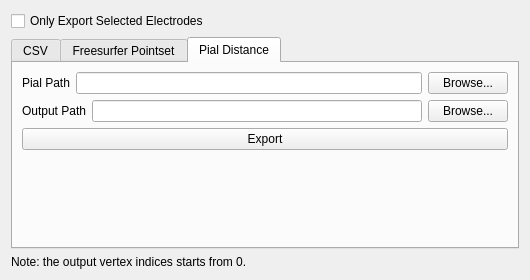
This is app/ui/export_dialog.ui in towle-lab/electrode-registration-app as Qt 5 draws it before an edit. The edited form follows.
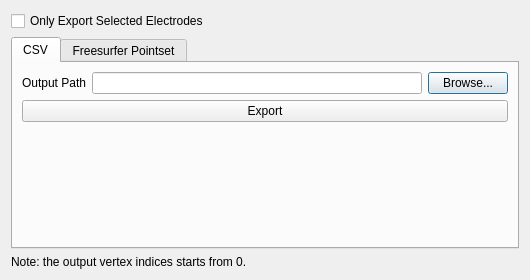
This is the edited form. The open tabs and pages were chosen to show the change.

Commit message: + electrode id labels, minor bugfix

Patch:
```diff
--- a/app/ui/export_dialog.ui
+++ b/app/ui/export_dialog.ui
@@ -129,75 +129,6 @@
        </item>
       </layout>
      </widget>
-     <widget class="QWidget" name="tab_3">
-      <attribute name="title">
-       <string>Pial Distance</string>
-      </attribute>
-      <layout class="QVBoxLayout" name="verticalLayout_4">
-       <item>
-        <layout class="QHBoxLayout" name="horizontalLayout_4">
-         <item>
-          <widget class="QLabel" name="label_6">
-           <property name="text">
-            <string>Pial Path</string>
-           </property>
-          </widget>
-         </item>
-         <item>
-          <widget class="QLineEdit" name="lineEdit_pial"/>
-         </item>
-         <item>
-          <widget class="QPushButton" name="pushButton_pial_browse">
-           <property name="text">
-            <string>Browse...</string>
-           </property>
-          </widget>
-         </item>
-        </layout>
-       </item>
-       <item>
-        <layout class="QHBoxLayout" name="horizontalLayout_3">
-         <item>
-          <widget class="QLabel" name="label_3">
-           <property name="text">
-            <string>Output Path</string>
-           </property>
-          </widget>
-         </item>
-         <item>
-          <widget class="QLineEdit" name="lineEdit_distance"/>
-         </item>
-         <item>
-          <widget class="QPushButton" name="pushButton_distance_browse">
-           <property name="text">
-            <string>Browse...</string>
-           </property>
-          </widget>
-         </item>
-        </layout>
-       </item>
-       <item>
-        <widget class="QPushButton" name="pushButton_pial_export">
-         <property name="text">
-          <string>Export</string>
-         </property>
-        </widget>
-       </item>
-       <item>
-        <spacer name="verticalSpacer_3">
-         <property name="orientation">
-          <enum>Qt::Vertical</enum>
-         </property>
-         <property name="sizeHint" stdset="0">
-          <size>
-           <width>20</width>
-           <height>40</height>
-          </size>
-         </property>
-        </spacer>
-       </item>
-      </layout>
-     </widget>
     </widget>
    </item>
    <item>
```
The commit also changes 4 other files.
